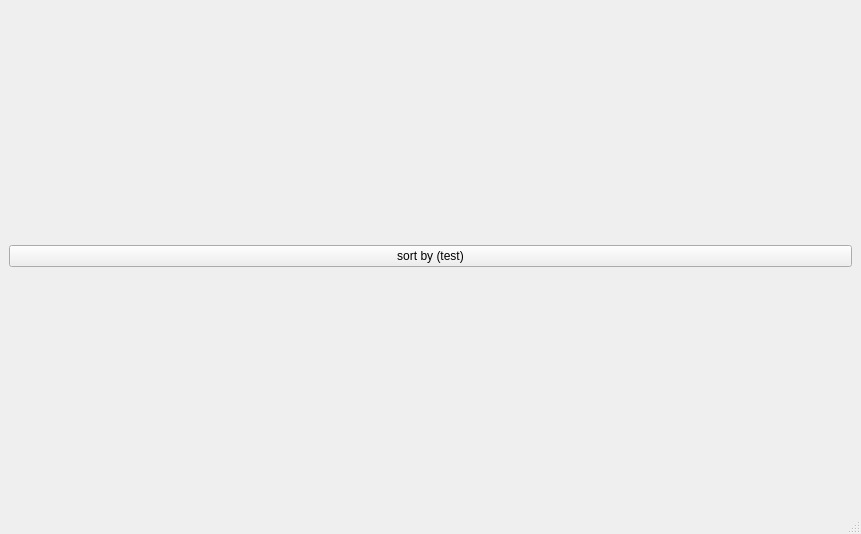
AmandaBloom/steamanalysis, file ui/table_viewer.ui: the form before one commit.
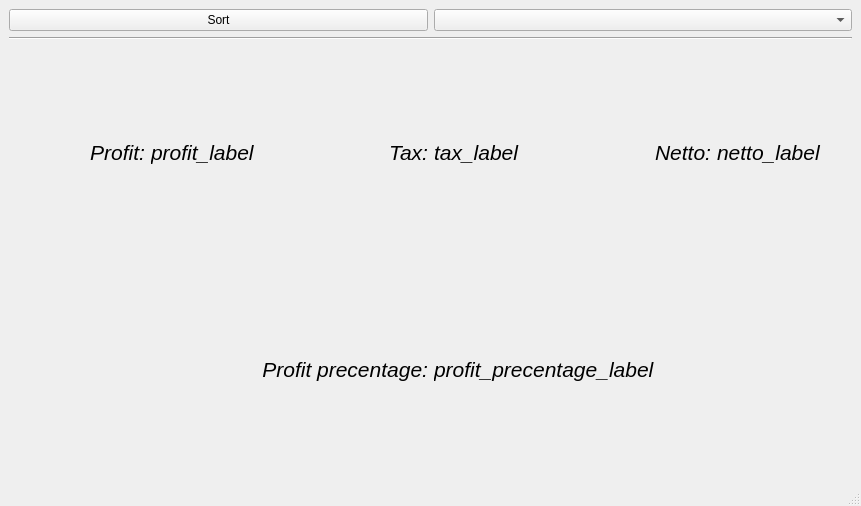
The form after the commit.

Commit message: New buttons and labels in analiser_window ui file

The edit to the form file:
```diff
--- a/ui/table_viewer.ui
+++ b/ui/table_viewer.ui
@@ -7,7 +7,7 @@
     <x>0</x>
     <y>0</y>
     <width>861</width>
-    <height>534</height>
+    <height>506</height>
    </rect>
   </property>
   <property name="windowTitle">
@@ -16,14 +16,156 @@
   <widget class="QWidget" name="centralwidget">
    <layout class="QVBoxLayout" name="verticalLayout_3">
     <item>
-     <layout class="QVBoxLayout" name="verticalLayout_2"/>
+     <layout class="QVBoxLayout" name="verticalLayout_2">
+      <item>
+       <layout class="QHBoxLayout" name="horizontalLayout_2">
+        <item>
+         <widget class="QPushButton" name="sort_button">
+          <property name="text">
+           <string>Sort</string>
+          </property>
+         </widget>
+        </item>
+        <item>
+         <widget class="QComboBox" name="comboBox"/>
+        </item>
+       </layout>
+      </item>
+      <item>
+       <widget class="Line" name="line">
+        <property name="orientation">
+         <enum>Qt::Horizontal</enum>
+        </property>
+       </widget>
+      </item>
+     </layout>
     </item>
     <item>
      <layout class="QVBoxLayout" name="verticalLayout">
       <item>
-       <widget class="QPushButton" name="sort_button">
+       <layout class="QHBoxLayout" name="horizontalLayout">
+        <item>
+         <widget class="QLabel" name="label_3">
+          <property name="font">
+           <font>
+            <pointsize>16</pointsize>
+            <italic>true</italic>
+           </font>
+          </property>
+          <property name="text">
+           <string>Profit:</string>
+          </property>
+          <property name="alignment">
+           <set>Qt::AlignRight|Qt::AlignTrailing|Qt::AlignVCenter</set>
+          </property>
+         </widget>
+        </item>
+        <item>
+         <widget class="QLabel" name="profit_label">
+          <property name="font">
+           <font>
+            <pointsize>16</pointsize>
+            <italic>true</italic>
+           </font>
+          </property>
+          <property name="text">
+           <string>profit_label</string>
+          </property>
+         </widget>
+        </item>
+        <item>
+         <widget class="QLabel" name="label_2">
+          <property name="font">
+           <font>
+            <pointsize>16</pointsize>
+            <italic>true</italic>
+           </font>
+          </property>
+          <property name="text">
+           <string>Tax:</string>
+          </property>
+          <property name="alignment">
+           <set>Qt::AlignRight|Qt::AlignTrailing|Qt::AlignVCenter</set>
+          </property>
+         </widget>
+        </item>
+        <item>
+         <widget class="QLabel" name="tax_label">
+          <property name="font">
+           <font>
+            <pointsize>16</pointsize>
+            <italic>true</italic>
+           </font>
+          </property>
+          <property name="text">
+           <string>tax_label</string>
+          </property>
+         </widget>
+        </item>
+        <item>
+         <widget class="QLabel" name="label">
+          <property name="font">
+           <font>
+            <pointsize>16</pointsize>
+            <italic>true</italic>
+           </font>
+          </property>
+          <property name="text">
+           <string>Netto:</string>
+          </property>
+          <property name="alignment">
+           <set>Qt::AlignRight|Qt::AlignTrailing|Qt::AlignVCenter</set>
+          </property>
+         </widget>
+        </item>
+        <item>
+         <widget class="QLabel" name="netto_label">
+          <property name="font">
+           <font>
+            <pointsize>16</pointsize>
+            <italic>true</italic>
+           </font>
+          </property>
+          <property name="text">
+           <string>netto_label</string>
+          </property>
+         </widget>
+        </item>
+       </layout>
+      </item>
+     </layout>
+    </item>
+    <item>
+     <layout class="QHBoxLayout" name="horizontalLayout_3">
+      <item>
+       <widget class="QLabel" name="label_4">
+        <property name="font">
+         <font>
+          <pointsize>16</pointsize>
+          <italic>true</italic>
+         </font>
+        </property>
         <property name="text">
-         <string>sort by (test)</string>
+         <string>Profit precentage:</string>
+        </property>
+        <property name="alignment">
+         <set>Qt::AlignRight|Qt::AlignTrailing|Qt::AlignVCenter</set>
+        </property>
+       </widget>
+      </item>
+      <item>
+       <widget class="QLabel" name="profit_precentage_label">
+        <property name="font">
+         <font>
+          <pointsize>16</pointsize>
+          <italic>true</italic>
+         </font>
+        </property>
+        <property name="text">
+         <string>profit_precentage_label</string>
+        </property>
+        <property name="alignment">
+         <set>Qt::AlignLeading|Qt::AlignLeft|Qt::AlignVCenter</set>
         </property>
        </widget>
       </item>
```
